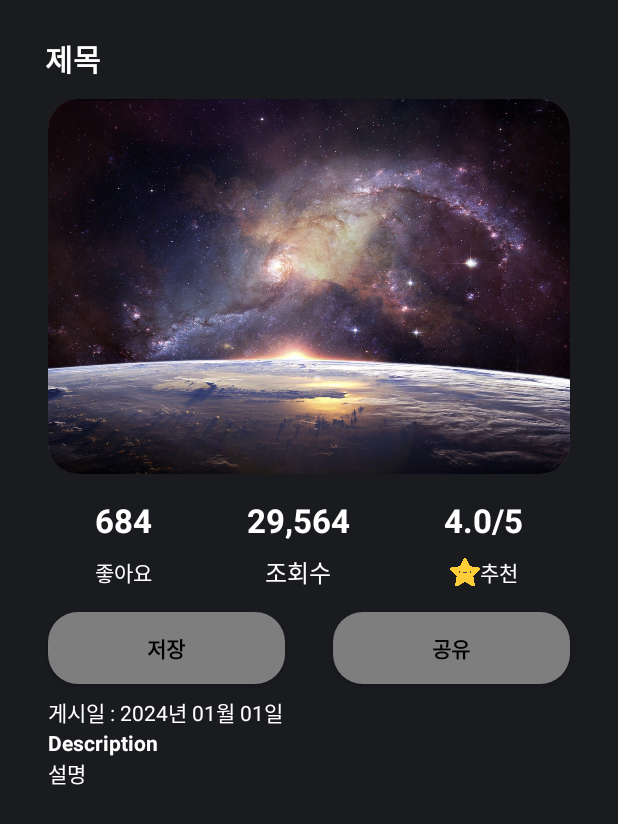
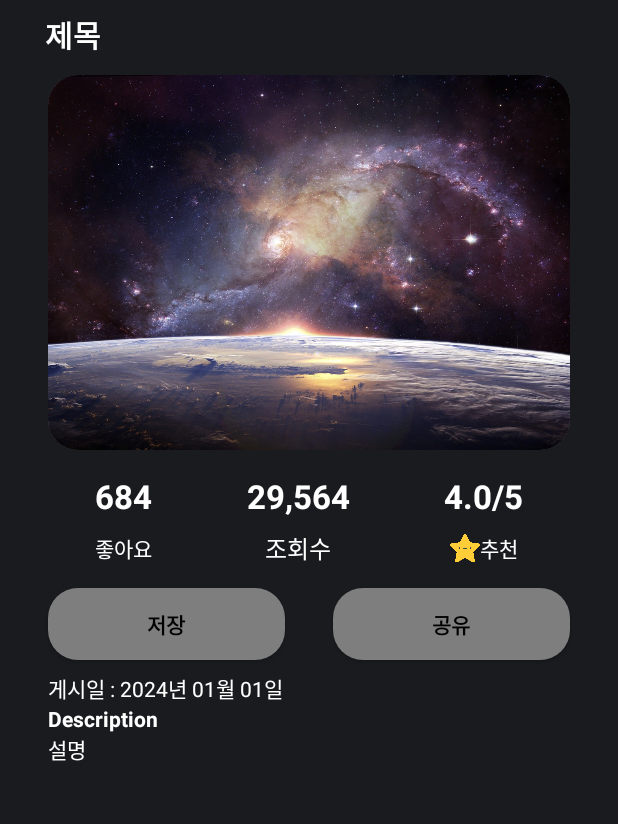
Before and after one commit to SevenStar-Solutions/meohaji, an Android app: the layout fragment_detail.xml on its own in the app's theme, with its tools: preview values and no code run, on a phone screen of 412 x 824 dp. Shown: the top 824 px of the screen. Run offline under Robolectric (Android 15) with nearby library versions, the phone set to English and light mode, and no system bars.

Commit message:
feat : Interface on Adapters layout : fragment_detail.xml feat : dummy data -> item

```diff
--- a/app/src/main/java/com/example/meohaji/MostPopularVideoAdapter.kt
+++ b/app/src/main/java/com/example/meohaji/MostPopularVideoAdapter.kt
@@ -47,10 +47,9 @@ class MostPopularVideoAdapter(private val context: Context): ListAdapter<MostPop
 
             // 인터페이스에 DummyDetail이라는 data class의 값을 담음
             itemView.setOnClickListener {
-                goDetail?.sendData(it, DummyDetail(item.title,item.thumbnail, 0, 0, 0, item.publishedAt, item.description))
+                goDetail?.sendData(it, DummyDetail(item.title,item.thumbnail, item.likeCount, item.viewCount, item.commentCount, item.publishedAt, item.description))
             }
         }
     }
-
     var goDetail: GoDetail? = null
 }
--- a/app/src/main/res/layout/fragment_detail.xml
+++ b/app/src/main/res/layout/fragment_detail.xml
@@ -12,7 +12,7 @@
         android:layout_width="0dp"
         android:layout_height="wrap_content"
         android:layout_marginStart="24dp"
-        android:layout_marginTop="24dp"
+        android:layout_marginTop="8dp"
         android:layout_marginEnd="24dp"
         android:paddingStart="6dp"
         android:paddingEnd="6dp"
@@ -167,7 +167,7 @@
 
     <TextView
         android:id="@+id/tv_detail_text_description"
-        android:layout_width="0dp"
+        android:layout_width="match_parent"
         android:layout_height="0dp"
         android:layout_marginStart="32dp"
         android:layout_marginEnd="32dp"
```
Also changed, not shown: app/src/main/java/com/example/meohaji/CategoryVideoAdapter.kt (+8 -0 lines), app/src/main/java/com/example/meohaji/fragment/HomeFragment.kt (+20 -14 lines), 1 other file.
